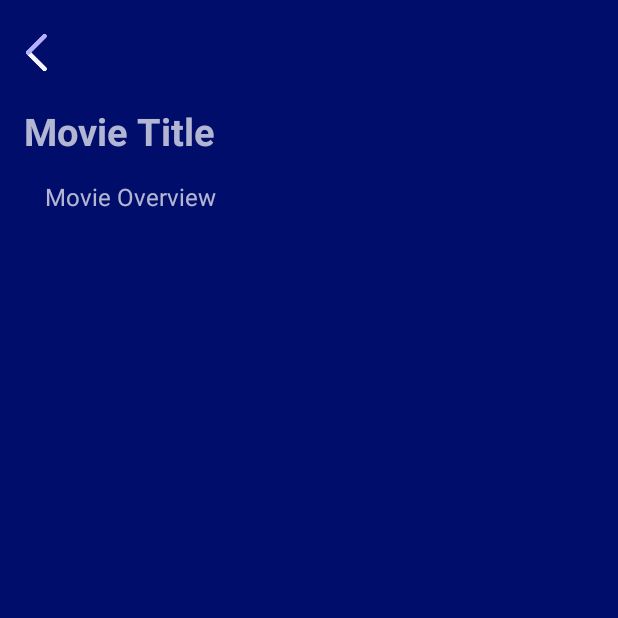
After one commit to leemijung/Android_project, an Android app: the MovieDetail screen opened directly, with no data from a screen before it, on a phone screen of 412 x 824 dp, the top half of it. The commit adds this screen. Run offline under Robolectric (Android 15) with nearby library versions, the phone set to English and light mode, and no system bars; our stand-ins replace Picasso; pictures from the network do not load.

Commit message:
03/20_commit

```diff
--- a/app/src/main/AndroidManifest.xml
+++ b/app/src/main/AndroidManifest.xml
@@ -26,6 +26,7 @@
         <activity android:name=".Mood"/>
         <activity android:name=".Search"/>
         <activity android:name=".Results_display"/>
+        <activity android:name=".MovieDetail"/>
     </application>
 
 </manifest>
--- a/app/src/main/java/com/example/myapplication_test/OpenAIAPIService.kt
+++ b/app/src/main/java/com/example/myapplication_test/OpenAIAPIService.kt
@@ -9,7 +9,7 @@ import retrofit2.http.Query
 interface OpenAIAPIService {
     @Headers(
         "Content-Type: application/json",
-        "Authorization: Bearer "
+        "Authorization: Bearer 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"
     )
     @POST("chat/completions")
     suspend fun getCompletion(@Body requestBody: ChatRequest): Response<ChatCompletionResponse>
--- /dev/null
+++ b/app/src/main/res/layout/movie_detail.xml
@@ -0,0 +1,47 @@
+<?xml version="1.0" encoding="utf-8"?>
+<FrameLayout  xmlns:android="http://schemas.android.com/apk/res/android"
+    xmlns:app="http://schemas.android.com/apk/res-auto"
+    xmlns:tools="http://schemas.android.com/tools"
+    android:layout_width="match_parent"
+    android:layout_height="match_parent"
+    android:background="@color/back"
+    tools:context=".MovieDetail">
+
+   <LinearLayout
+       android:id="@+id/detail_posterImageView"
+       android:orientation="vertical"
+       android:layout_width="match_parent"
+       android:layout_height="match_parent">
+
+   </LinearLayout>
+
+   <ImageView
+       android:id="@+id/back_button"
+       android:layout_width="50dp"
+       android:layout_height="50dp"
+       android:layout_marginTop="10dp"
+       android:src="@drawable/back_icon" />
+
+   <TextView
+       android:id="@+id/detail_titleTextView"
+       android:layout_width="wrap_content"
+       android:layout_height="wrap_content"
+       android:text="Movie Title"
+       android:textSize="25sp"
+       android:textStyle="bold"
+       android:layout_marginTop="70dp"
+       android:layout_marginStart="16dp"
+       android:layout_marginEnd="16dp"/>
+
+   <TextView
+       android:id="@+id/detail_overviewTextView"
+       android:layout_width="match_parent"
+       android:layout_height="wrap_content"
+       android:text="Movie Overview"
+       android:textSize="16sp"
+       android:layout_marginTop="120dp"
+       android:layout_marginStart="30dp"
+       android:layout_marginEnd="30dp"/>
+
+
+</FrameLayout >
--- a/app/src/main/res/layout/short_description.xml
+++ b/app/src/main/res/layout/short_description.xml
@@ -80,7 +80,7 @@
             android:shadowRadius="7.0"
             android:layout_gravity="right"
             android:textStyle="bold"
-            android:layout_marginTop="500dp"
+            android:layout_marginTop="520dp"
             android:layout_marginBottom="80dp"
             android:layout_marginRight="30dp"
             android:textColor="@color/white" />
```
Also changed, not shown: app/src/main/java/com/example/myapplication_test/ApiService.kt (+39 -1 lines), app/src/main/java/com/example/myapplication_test/MovieAdapter.kt (+42 -13 lines), app/src/main/java/com/example/myapplication_test/MovieDetail.kt (added, +100 -0 lines), app/src/main/java/com/example/myapplication_test/Results_display.kt (+7 -56 lines), app/src/main/java/com/example/myapplication_test/Search.kt (+1 -7 lines).
